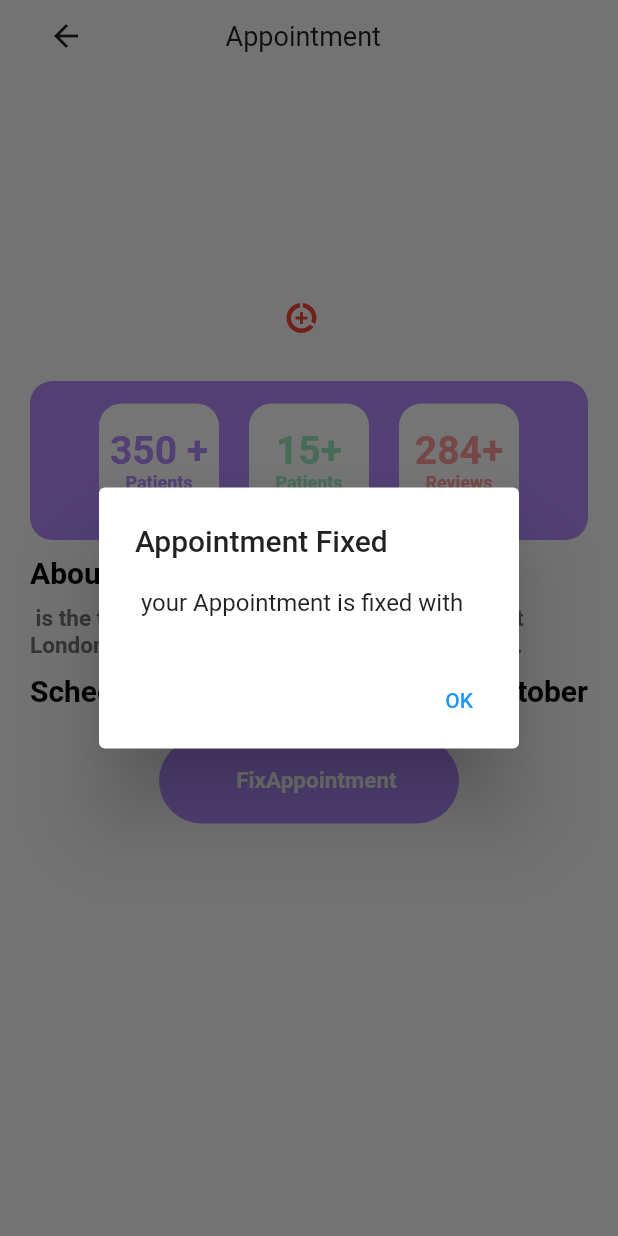
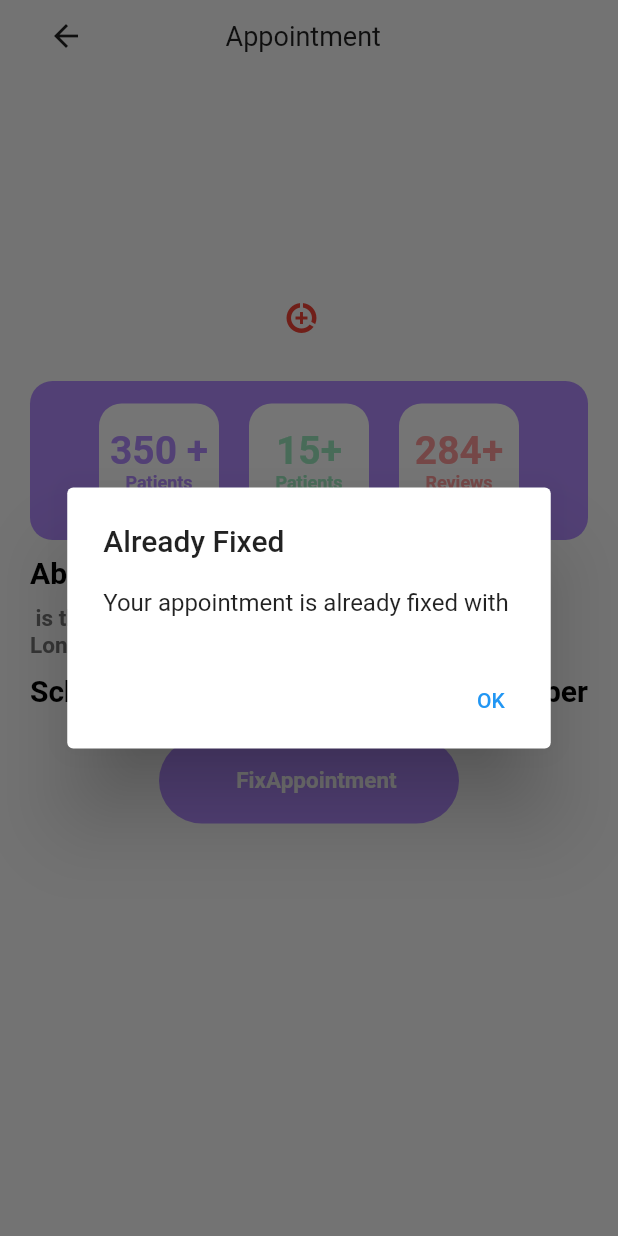
Before and after one commit to Suhaibusman/Doctor-App-Flutter, a Flutter app: the DoctorDetailsScreen screen opened directly with empty values, after a tap on "FixAppointment", on a phone screen of 412 x 824 dp. Run offline on Flutter 3.47's test engine with Material 2 defaults, Android fonts, the phone set to English and light mode, and no system bars; our stand-ins replace cloud_firestore, curved_navigation_bar, firebase_auth, firebase_core, firebase_storage, image_picker; accounts and stored records are empty; network calls fail.

Commit message:
doctor appointment app

```diff
--- a/lib/function/custom_function.dart
+++ b/lib/function/custom_function.dart
@@ -189,9 +189,18 @@ class CustomFunction {
   }
 }
 
-void fixappointment(String doctorName,context) async {
+void fixappointment(String doctorName, context) async {
   String userUID = FirebaseAuth.instance.currentUser!.uid;
 
+  // Reference to the doctor's collection
+  CollectionReference doctorCollection = FirebaseFirestore.instance.collection(doctorName);
+
+  // Check if there's an appointment with the current user's UID
+  DocumentSnapshot userAppointment = await doctorCollection.doc(userUID).get();
+
+  if (userAppointment.exists) {
+    customDialogBox(context, "Already Fixed", "Your appointment is already fixed with $doctorName");
+  } else {
     // Fetch user details from the "users" collection
     DocumentSnapshot userSnapshot = await FirebaseFirestore.instance.collection("users").doc(userUID).get();
 
@@ -200,20 +209,22 @@ void fixappointment(String doctorName,context) async {
 
       String userEmail = userData["emailAddress"];
       String username = userData["username"];
-    FirebaseFirestore.instance.collection(doctorName).add({
+
+      // Set the appointment details
+      await doctorCollection.doc(userUID).set({
         "userId": userUID,
         "userName": username,
         "userEmailAddress": userEmail,
         "appointmentDate": DateTime.now(),
         // other appointment details
       });
-    customDialogBox(context, "Appointment Fixed", "$username your Appointment is fixed with $doctorName");
+
+      customDialogBox(context, "Appointment Fixed", "$username, your appointment is fixed with $doctorName");
     } else {
-        customDialogBox(context, "Appointment Fixed", "Your Appointment is Already fixed with $doctorName");
-        // Handle the case where user details are not found
-  }
-}
-
+      customDialogBox(context, "User Details Not Found", "Your user details are not found.");
+    }
+  }
+}
 
   Future<Widget> fetchWholeData(
     setState,
```
Lines whose indentation alone changed are shown as unchanged.
